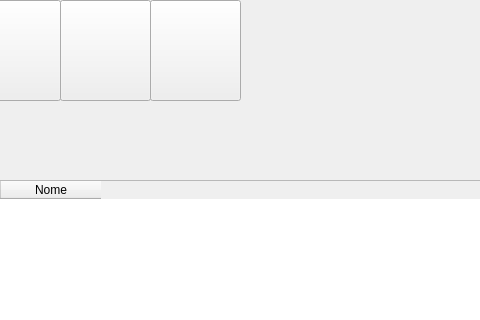
Above: view/perfil.ui from ale0allen/sodmtz before the change; both pictures show x 120 to 600 and y 0 to 320 of the 791 by 523 pixel window. Below: the same form after it.
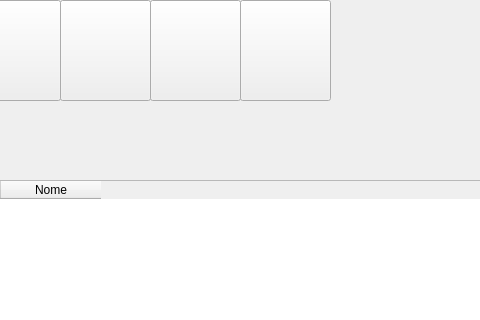
That is the form after the change. Icons and pictures are not drawn.

Patch:
```diff
--- a/view/perfil.ui
+++ b/view/perfil.ui
@@ -71,6 +71,22 @@
     </rect>
    </property>
    <property name="styleSheet">
+    <string notr="true">image: url(:/botao_recarregar/icones/recarregar.png)</string>
+   </property>
+   <property name="text">
+    <string/>
+   </property>
+  </widget>
+  <widget class="QPushButton" name="botao_excluir">
+   <property name="geometry">
+    <rect>
+     <x>360</x>
+     <y>0</y>
+     <width>91</width>
+     <height>101</height>
+    </rect>
+   </property>
+   <property name="styleSheet">
     <string notr="true">image: url(:/botao_excluir/icones/excluir.png)</string>
    </property>
    <property name="text">
```
Left out of the diff: 3 changed lines with no effect on the pictures.
